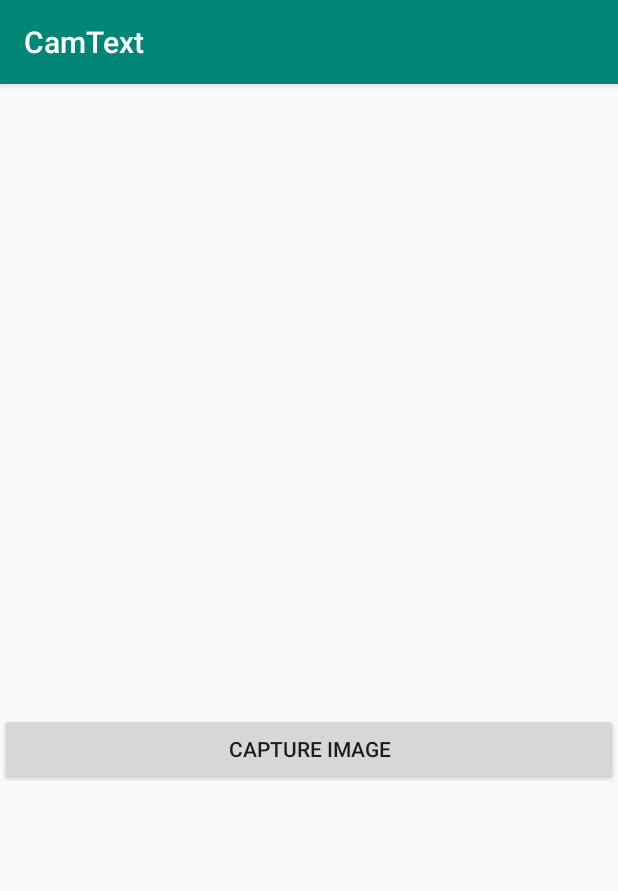
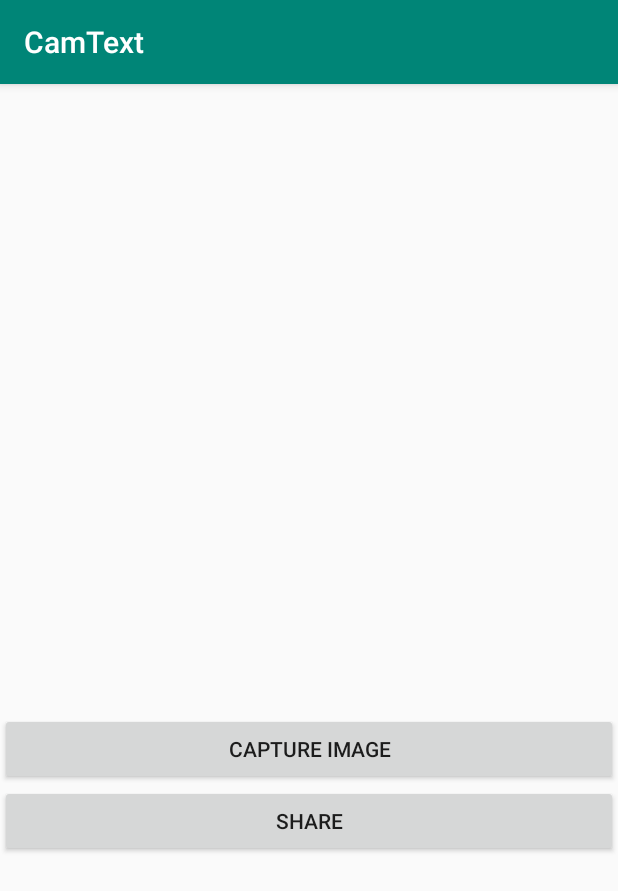
Before and after one commit to MrEliptik/camText, an Android app: the screen it shows after launch (MainActivity), on a phone screen of 412 x 824 dp. Shown: the top 891 px of the screen. Run offline under Robolectric (Android 15) with nearby library versions, the light colour scheme and no system bars; libraries missing offline, so code that uses them is left out: com.google.android.gms; 2 statements that could not run were skipped.

Commit message:
add share button with text result

```diff
--- a/app/src/main/res/layout/activity_main.xml
+++ b/app/src/main/res/layout/activity_main.xml
@@ -29,4 +29,11 @@
         android:layout_width="match_parent"
         android:layout_height="wrap_content" />
 
+    <!--Button to share text result-->
+    <Button
+        android:id="@+id/share_btn"
+        android:text="Share"
+        android:layout_width="match_parent"
+        android:layout_height="wrap_content" />
+
 </LinearLayout>
```
Also changed, not shown: app/src/main/java/com/example/camtext/MainActivity.kt (+8 -0 lines).
